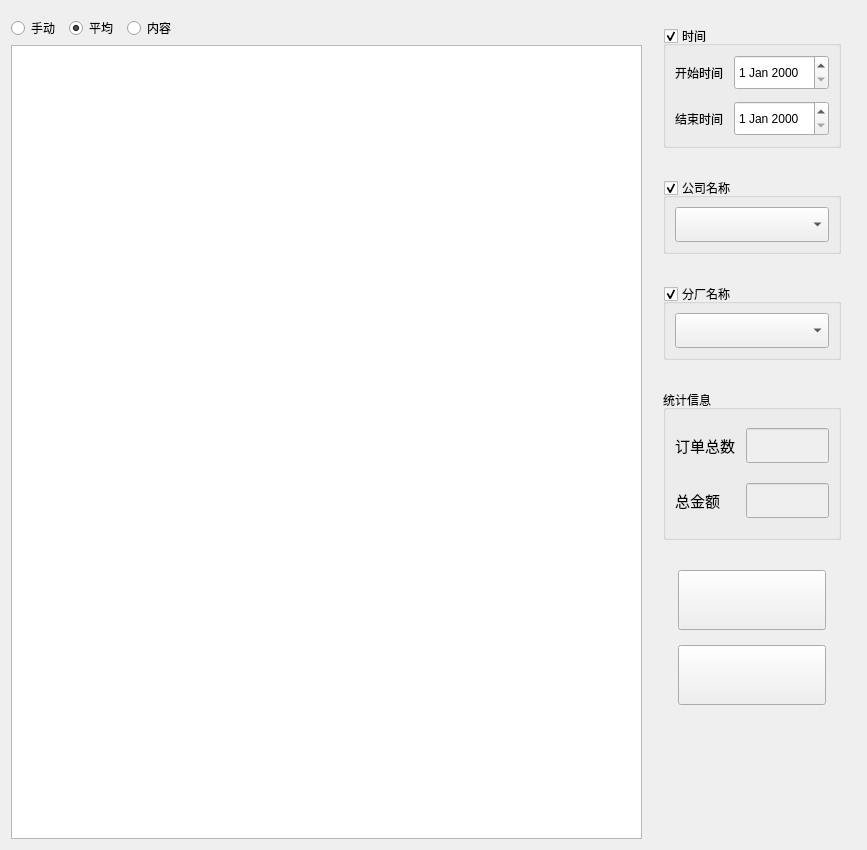
Before: the Qt Designer form Qt/ERP/formfinance.ui in superp2017/NTERP, drawn with Qt 5.
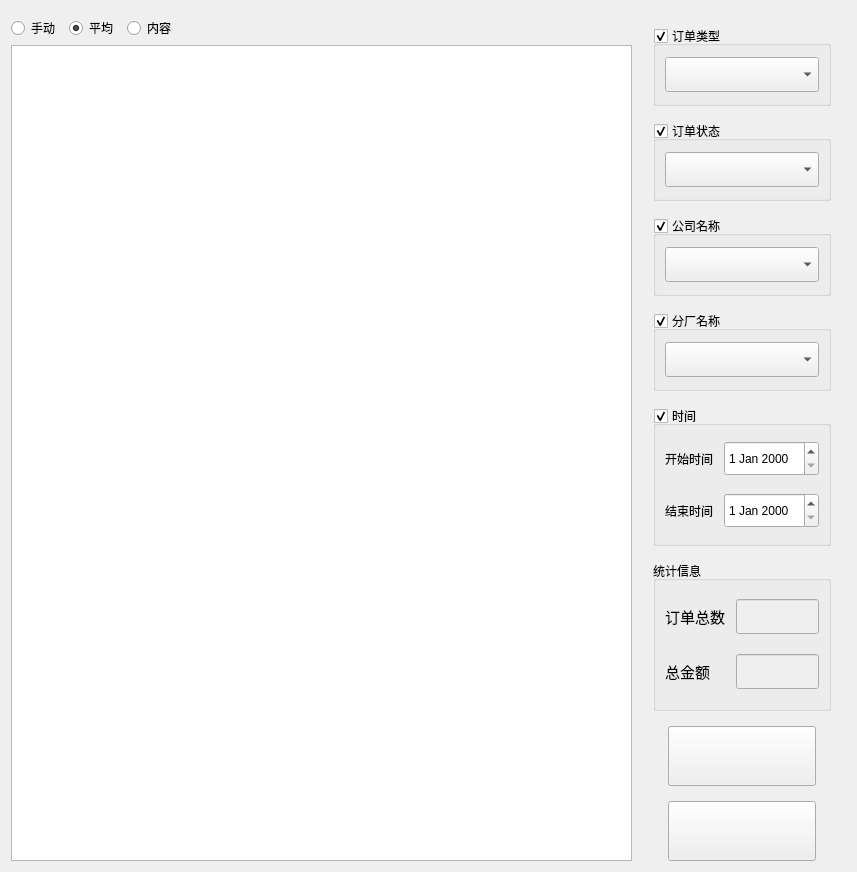
After: the same form once the commit is applied.

What changed in the file:
```diff
--- a/Qt/ERP/formfinance.ui
+++ b/Qt/ERP/formfinance.ui
@@ -9,8 +9,8 @@
    <rect>
     <x>0</x>
     <y>0</y>
-    <width>867</width>
-    <height>850</height>
+    <width>857</width>
+    <height>872</height>
    </rect>
   </property>
   <property name="windowTitle">
@@ -83,7 +83,7 @@
    <item row="0" column="1">
     <layout class="QVBoxLayout" name="verticalLayout_3">
      <property name="spacing">
-      <number>30</number>
+      <number>15</number>
      </property>
      <property name="leftMargin">
       <number>15</number>
@@ -94,6 +94,130 @@
      <property name="rightMargin">
       <number>15</number>
      </property>
+     <item>
+      <widget class="QGroupBox" name="groupBox_order_type">
+       <property name="maximumSize">
+        <size>
+         <width>16777215</width>
+         <height>80</height>
+        </size>
+       </property>
+       <property name="title">
+        <string>订单类型</string>
+       </property>
+       <property name="checkable">
+        <bool>true</bool>
+       </property>
+       <layout class="QGridLayout" name="gridLayout_6">
+        <item row="0" column="0">
+         <widget class="QComboBox" name="comboBox_order_type">
+          <property name="minimumSize">
+           <size>
+            <width>0</width>
+            <height>35</height>
+           </size>
+          </property>
+         </widget>
+        </item>
+       </layout>
+      </widget>
+     </item>
+     <item>
+      <widget class="QGroupBox" name="groupBox_order_Status">
+       <property name="maximumSize">
+        <size>
+         <width>16777215</width>
+         <height>80</height>
+        </size>
+       </property>
+       <property name="title">
+        <string>订单状态</string>
+       </property>
+       <property name="checkable">
+        <bool>true</bool>
+       </property>
+       <layout class="QGridLayout" name="gridLayout_7">
+        <item row="0" column="0">
+         <widget class="QComboBox" name="comboBox_order_status">
+          <property name="minimumSize">
+           <size>
+            <width>0</width>
+            <height>35</height>
+           </size>
+          </property>
+         </widget>
+        </item>
+       </layout>
+      </widget>
+     </item>
+     <item>
+      <widget class="QGroupBox" name="groupBox_company">
+       <property name="enabled">
+        <bool>true</bool>
+       </property>
+       <property name="maximumSize">
+        <size>
+         <width>16777215</width>
+         <height>80</height>
+        </size>
+       </property>
+       <property name="title">
+        <string>公司名称</string>
+       </property>
+       <property name="checkable">
+        <bool>true</bool>
+       </property>
+       <layout class="QGridLayout" name="gridLayout_2" columnstretch="1">
+        <property name="spacing">
+         <number>11</number>
+        </property>
+        <item row="0" column="0">
+         <widget class="QComboBox" name="comboBox_company">
+          <property name="minimumSize">
+           <size>
+            <width>0</width>
+            <height>35</height>
+           </size>
+          </property>
+         </widget>
+        </item>
+       </layout>
+      </widget>
+     </item>
+     <item>
+      <widget class="QGroupBox" name="groupBox_factory">
+       <property name="enabled">
+        <bool>true</bool>
+       </property>
+       <property name="maximumSize">
+        <size>
+         <width>16777215</width>
+         <height>80</height>
+        </size>
+       </property>
+       <property name="title">
+        <string>分厂名称</string>
+       </property>
+       <property name="checkable">
+        <bool>true</bool>
+       </property>
+       <layout class="QGridLayout" name="gridLayout_3" columnstretch="1">
+        <property name="horizontalSpacing">
+         <number>11</number>
+        </property>
+        <item row="0" column="0">
+         <widget class="QComboBox" name="comboBox_factort">
+          <property name="minimumSize">
+           <size>
+            <width>0</width>
+            <height>35</height>
+           </size>
+          </property>
+         </widget>
+        </item>
+       </layout>
+      </widget>
+     </item>
      <item>
       <widget class="QGroupBox" name="groupBox_time">
        <property name="maximumSize">
@@ -161,74 +285,6 @@
        </layout>
       </widget>
      </item>
-     <item>
-      <widget class="QGroupBox" name="groupBox_company">
-       <property name="enabled">
-        <bool>true</bool>
-       </property>
-       <property name="maximumSize">
-        <size>
-         <width>16777215</width>
-         <height>80</height>
-        </size>
-       </property>
-       <property name="title">
-        <string>公司名称</string>
-       </property>
-       <property name="checkable">
-        <bool>true</bool>
-       </property>
-       <layout class="QGridLayout" name="gridLayout_2" columnstretch="1">
-        <property name="spacing">
-         <number>11</number>
-        </property>
-        <item row="0" column="0">
-         <widget class="QComboBox" name="comboBox_company">
-          <property name="minimumSize">
-           <size>
-            <width>0</width>
-            <height>35</height>
-           </size>
-          </property>
-         </widget>
-        </item>
-       </layout>
-      </widget>
-     </item>
-     <item>
-      <widget class="QGroupBox" name="groupBox_factory">
-       <property name="enabled">
-        <bool>true</bool>
-       </property>
-       <property name="maximumSize">
-        <size>
-         <width>16777215</width>
-         <height>80</height>
-        </size>
-       </property>
-       <property name="title">
-        <string>分厂名称</string>
-       </property>
-       <property name="checkable">
-        <bool>true</bool>
-       </property>
-       <layout class="QGridLayout" name="gridLayout_3" columnstretch="1">
-        <property name="horizontalSpacing">
-         <number>11</number>
-        </property>
-        <item row="0" column="0">
-         <widget class="QComboBox" name="comboBox_factort">
-          <property name="minimumSize">
-           <size>
-            <width>0</width>
-            <height>35</height>
-           </size>
-          </property>
-         </widget>
-        </item>
-       </layout>
-      </widget>
-     </item>
      <item>
       <widget class="QGroupBox" name="groupBox_info">
        <property name="minimumSize">
@@ -386,19 +442,6 @@
          </property>
         </widget>
        </item>
-       <item>
-        <spacer name="verticalSpacer">
-         <property name="orientation">
-          <enum>Qt::Vertical</enum>
-         </property>
-         <property name="sizeHint" stdset="0">
-          <size>
-           <width>20</width>
-           <height>40</height>
-          </size>
-         </property>
-        </spacer>
-       </item>
       </layout>
      </item>
     </layout>
```
